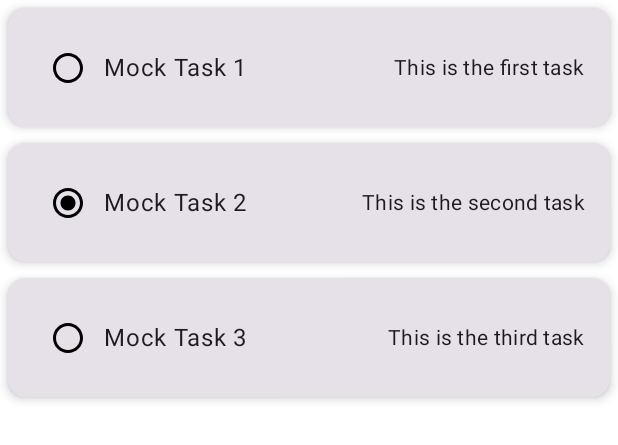
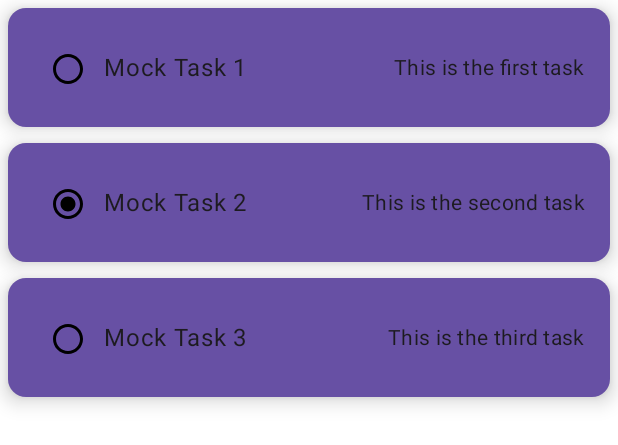
Before and after one commit to MinnieCayde/MoCo_G14, an Android app built with Jetpack Compose: the @Preview function TaskListPreview, on a phone screen of 412 x 824 dp. Shown: the top 445 px of the screen. Run offline under Robolectric (Android 15) with nearby library versions, the light colour scheme and no system bars; our stand-ins replace Room's generated code.

Commit message:
finished toDo except colors and such

```diff
--- a/app/src/main/java/com/example/moco_g14_me_wa_os/MainActivity.kt
+++ b/app/src/main/java/com/example/moco_g14_me_wa_os/MainActivity.kt
@@ -9,9 +9,9 @@ import androidx.activity.viewModels
 import dagger.hilt.android.AndroidEntryPoint
 
 
-@AndroidEntryPoint
+
 class MainActivity : ComponentActivity() {
-    // ViewModel setup for Todo
+
     private val todoViewModel: TodoViewModel by viewModels()
 
     override fun onCreate(savedInstanceState: Bundle?) {
--- a/app/src/main/java/com/example/moco_g14_me_wa_os/Todo/TaskScreen.kt
+++ b/app/src/main/java/com/example/moco_g14_me_wa_os/Todo/TaskScreen.kt
@@ -1,6 +1,7 @@
 package com.example.moco_g14_me_wa_os.Todo
 
 import androidx.compose.foundation.Image
+import androidx.compose.foundation.clickable
 import androidx.compose.foundation.layout.Arrangement
 import androidx.compose.foundation.layout.Column
 import androidx.compose.foundation.layout.Row
@@ -9,6 +10,7 @@ import androidx.compose.foundation.layout.fillMaxSize
 import androidx.compose.foundation.layout.fillMaxWidth
 import androidx.compose.foundation.layout.height
 import androidx.compose.foundation.layout.padding
+import androidx.compose.foundation.layout.size
 import androidx.compose.foundation.lazy.LazyColumn
 import androidx.compose.material3.Button
 import androidx.compose.material3.Card
@@ -32,47 +34,96 @@ import androidx.compose.foundation.lazy.items
 import androidx.compose.material3.CardDefaults
 import androidx.compose.runtime.setValue
 import androidx.compose.ui.Alignment
+import androidx.compose.ui.graphics.Color
+import androidx.compose.ui.graphics.ColorFilter
 import androidx.compose.ui.tooling.preview.Preview
+import androidx.compose.foundation.layout.Column
 import androidx.compose.ui.tooling.preview.PreviewParameter
 import kotlinx.coroutines.flow.Flow
 import kotlinx.coroutines.flow.MutableStateFlow
 import kotlinx.coroutines.flow.StateFlow
 import kotlinx.coroutines.flow.flowOf
+import androidx.compose.material3.Icon
+import androidx.compose.material3.Card
+import androidx.compose.material3.IconButton
+import androidx.compose.material3.Text
+import androidx.compose.runtime.LaunchedEffect
+import androidx.compose.ui.window.Dialog
+import androidx.compose.ui.window.DialogProperties
 
 
 @Composable
 fun TodoScreen(todoViewModel: TodoViewModel) {
     val tasks by todoViewModel.allTasks.collectAsState()
 
+    // state to control visibility of the new task form
+    var showNewTaskDialog by remember { mutableStateOf(false) }
+
     Scaffold(
         floatingActionButton = {
-            FloatingActionButton(onClick = { /* Handle new task click */ }) {
+            FloatingActionButton(onClick = {
+                // Show the NewTaskForm dialog
+                showNewTaskDialog = true
+            }) {
                 Icon(painter = painterResource(id = R.drawable.ic_launcher_foreground), contentDescription = "New Task")
             }
-        }
-    ) { paddingValues ->
-        // Apply padding to the TaskList content using the paddingValues from Scaffold
+        },
+        content = { paddingValues ->
+            // Apply padding to the content
+            Column(modifier = Modifier.padding(paddingValues)) {
                 TaskList(
                     tasks = tasks,
                     onTaskClick = { task ->
                         todoViewModel.update(task.copy(completed = !task.completed))
                     },
-            modifier = Modifier.padding(paddingValues)  // Apply the padding here
+                    onTaskRemove = { task ->
+                        todoViewModel.delete(task)
+                    }
                 )
             }
+
+            // Show when the state is true
+            if (showNewTaskDialog) {
+                Dialog(
+                    onDismissRequest = {
+                        // Hide the dialog when clicking outside or dismissing it
+                        showNewTaskDialog = false
+                    },
+                    properties = DialogProperties(
+                        dismissOnClickOutside = true
+                    )
+                ) {
+
+                    Card(
+                        shape = MaterialTheme.shapes.medium,  // Rounded edges
+                        elevation = CardDefaults.cardElevation(8.dp),
+                        modifier = Modifier.padding(16.dp)
+                    ) {
+                        NewTaskForm(onSaveClick = { name, description ->
+                            // Handle task creation logic
+                            todoViewModel.insert(Task(name = name, description = description, completed = false))
+                            showNewTaskDialog = false
+                        })
+                    }
+                }
+            }
+        }
+    )
 }
 
 @Composable
-fun TaskList(tasks: List<Task>, onTaskClick: (Task) -> Unit, modifier: Modifier = Modifier) {
+fun TaskList(tasks: List<Task>, onTaskClick: (Task) -> Unit, onTaskRemove: (Task) -> Unit, modifier: Modifier = Modifier) {
     LazyColumn(
         modifier = modifier.fillMaxSize() // Apply modifier to LazyColumn
     ) {
         items(tasks) { task ->
             TaskCard(
+                task = task,
                 taskName = task.name,
                 description = task.description,
                 completed = task.completed,
-                onTaskClick = { onTaskClick(task) }
+                onTaskClick = { onTaskClick(task)},
+                onTaskRemove = { onTaskRemove(task) }
             )
         }
     }
@@ -80,17 +131,36 @@ fun TaskList(tasks: List<Task>, onTaskClick: (Task) -> Unit, modifier: Modifier
 
 @Composable
 fun TaskCard(
+    task: Task,
     taskName: String,
     description: String,
     completed: Boolean,
-    onTaskClick: () -> Unit
+    onTaskClick: () -> Unit,
+    onTaskRemove: (Task) -> Unit
 ) {
+    // Track whether the task is clicked or not
+    var isClicked by remember { mutableStateOf(false) }
+
+    if (completed) {
+        LaunchedEffect(key1 = task) {
+            kotlinx.coroutines.delay(15000) // Delay for 15 seconds
+            onTaskRemove(task)
+        }
+    }
+
     Card(
         modifier = Modifier
             .fillMaxWidth()
             .height(90.dp)
-            .padding(5.dp),
-        elevation = CardDefaults.cardElevation(4.dp)
+            .padding(5.dp)
+            .clickable {
+                isClicked = !isClicked
+                onTaskClick()  // Trigger the task click callback
+            },
+        elevation = if (isClicked) CardDefaults.cardElevation(0.dp) else CardDefaults.cardElevation(8.dp),
+            colors = CardDefaults.cardColors(
+            containerColor = MaterialTheme.colorScheme.primary //.copy(alpha = 0.1f) else MaterialTheme.colorScheme.background
+        )
     ) {
         Row(
             modifier = Modifier
@@ -99,14 +169,34 @@ fun TaskCard(
             horizontalArrangement = Arrangement.SpaceBetween,
             verticalAlignment = Alignment.CenterVertically
         ) {
-            IconButton(onClick = onTaskClick) {
+            // Change the button color when clicked
+            IconButton(
+                onClick = {
+                    isClicked = !isClicked
+                    onTaskClick()
+                },
+                modifier = Modifier.size(48.dp)  // Adjust button size
+            ) {
                 Image(
                     painter = painterResource(id = if (completed) R.drawable.checked_24 else R.drawable.unchecked_24),
-                    contentDescription = "Complete"
+                    contentDescription = "Complete",
+                    colorFilter = ColorFilter.tint(if (isClicked) Color.Cyan else Color.Black)
                 )
             }
-            Text(text = taskName, modifier = Modifier.weight(1f), style = MaterialTheme.typography.bodyLarge)
-            Text(text = description, style = MaterialTheme.typography.bodyMedium)
+
+            // Change text color when clicked
+            Text(
+                text = taskName,
+                modifier = Modifier.weight(1f),
+                style = MaterialTheme.typography.bodyLarge,
+                color = if (isClicked) Color.Cyan else MaterialTheme.colorScheme.onBackground
+            )
+
+            Text(
+                text = description,
+                style = MaterialTheme.typography.bodyMedium,
+                color = if (isClicked) Color.Cyan else MaterialTheme.colorScheme.onBackground
+            )
         }
     }
 }
@@ -169,6 +259,7 @@ fun TodoScreenPreview() {
         TaskList(
             tasks = tasks,
             onTaskClick = { /* No action for preview */ },
+            onTaskRemove = { /* No action for preview */ },
             modifier = Modifier.padding(paddingValues)
         )
     }
@@ -178,10 +269,12 @@ fun TodoScreenPreview() {
 @Composable
 fun TaskCardPreview() {
     TaskCard(
+        task = Task(name = "Mock Task", description = "This is a preview of a task card", completed = false),
         taskName = "Mock Task",
         description = "This is a preview of a task card",
         completed = false,
-        onTaskClick = { /* No action for preview */ }
+        onTaskClick = { /* No action for preview */ },
+        onTaskRemove = { /* No action for preview */ }
     )
 }
 
@@ -206,6 +299,7 @@ fun TaskListPreview() {
     // Display the TaskList with the static tasks
     TaskList(
         tasks = tasks,
-        onTaskClick = { /* No action for preview */ }
+        onTaskClick = { /* No action for preview */ },
+        onTaskRemove = { /* No action for preview */ }
     )
 }
```
Also changed, not shown: app/build.gradle.kts (+13 -0 lines), gradle/libs.versions.toml (+6 -1 lines). Lines whose indentation alone changed are shown as unchanged.
